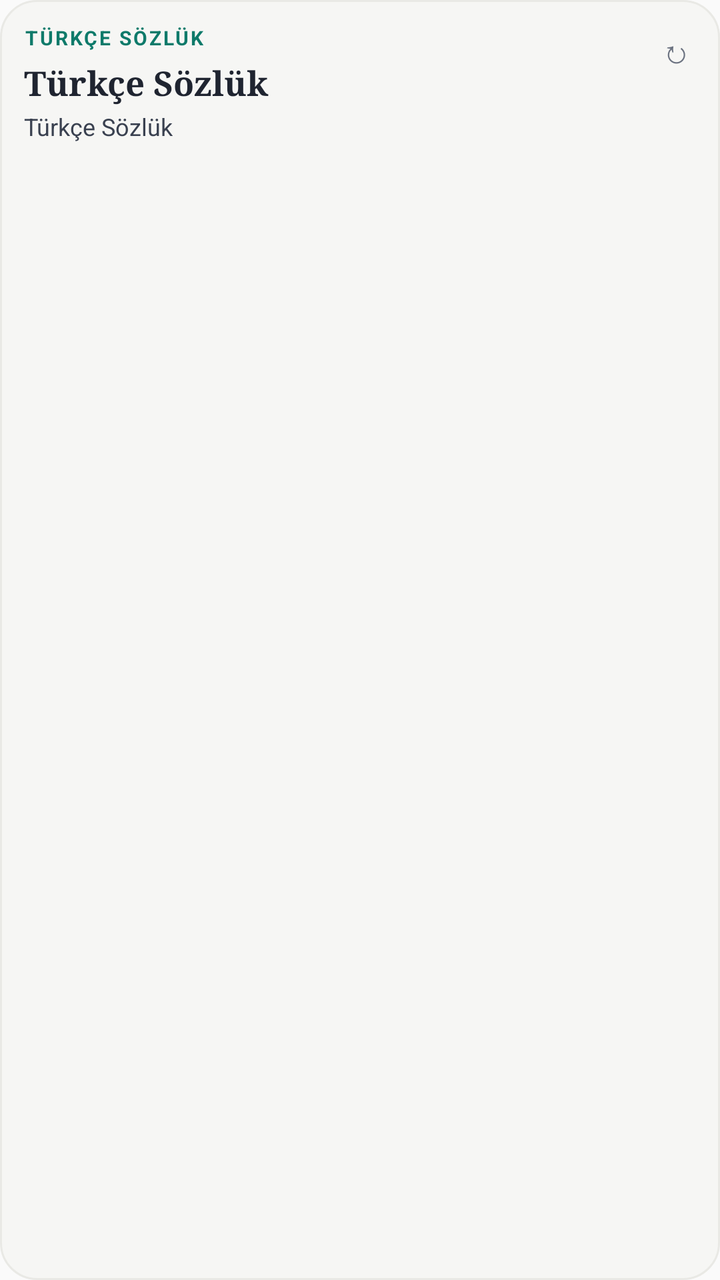
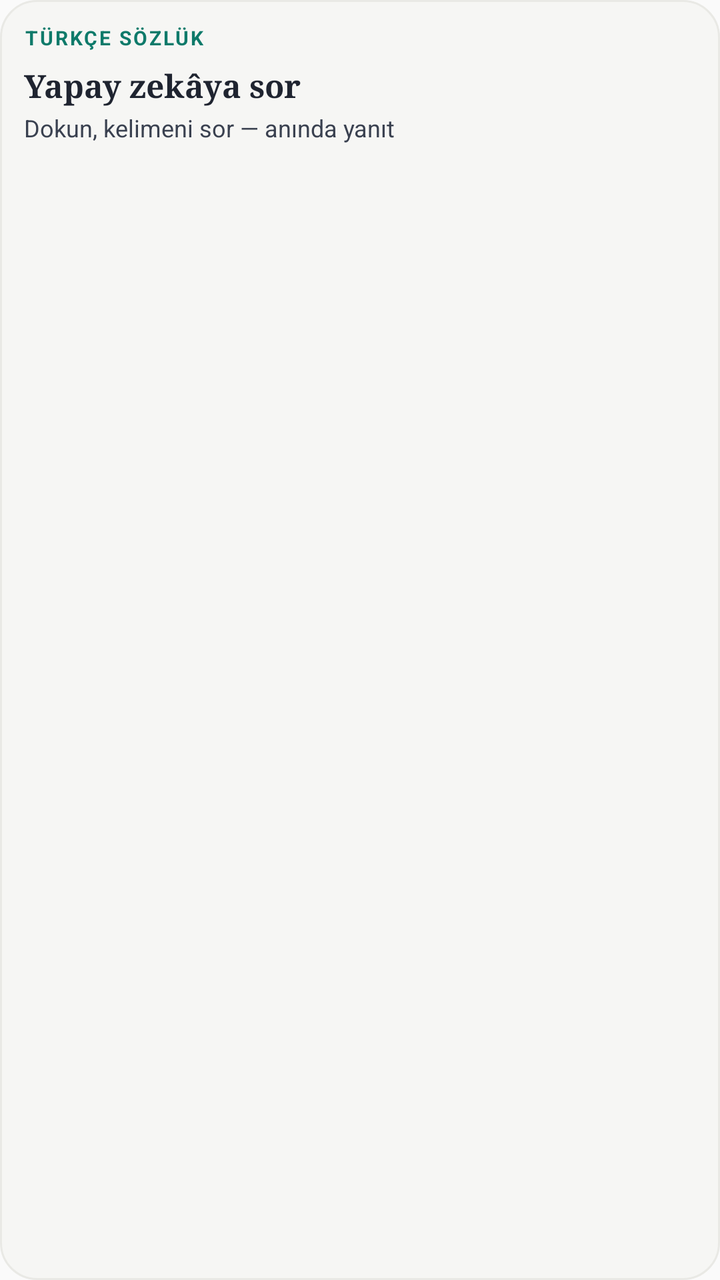

An Android layout rendered at two revisions. The XML below is the earlier revision; the diff shows what the commit changed to produce the second picture.
<!-- AndroidManifest.xml: application theme android:Theme.Material.Light.NoActionBar -->
<!-- res/layout/widget.xml -->
<?xml version="1.0" encoding="utf-8"?>
<RelativeLayout xmlns:android="http://schemas.android.com/apk/res/android"
    android:id="@+id/widget_kok"
    android:layout_width="match_parent"
    android:layout_height="match_parent"
    android:background="@drawable/widget_bg"
    android:padding="12dp">

    <TextView
        android:id="@+id/w_baslik"
        android:layout_width="wrap_content"
        android:layout_height="wrap_content"
        android:layout_alignParentTop="true"
        android:layout_alignParentStart="true"
        android:text="@string/widget_head"
        android:textColor="@color/teal"
        android:textSize="10sp"
        android:textStyle="bold"
        android:letterSpacing="0.1" />

    <TextView
        android:id="@+id/w_yeni"
        android:layout_width="wrap_content"
        android:layout_height="wrap_content"
        android:layout_alignParentTop="true"
        android:layout_alignParentEnd="true"
        android:text="↻"
        android:textColor="@color/muted"
        android:textSize="16sp"
        android:padding="2dp"
        android:contentDescription="Yeni kelime" />

    <TextView
        android:id="@+id/w_kelime"
        android:layout_width="match_parent"
        android:layout_height="wrap_content"
        android:layout_below="@id/w_baslik"
        android:layout_toStartOf="@id/w_yeni"
        android:layout_marginTop="4dp"
        android:fontFamily="serif"
        android:text="Türkçe Sözlük"
        android:textColor="@color/ink"
        android:textSize="17sp"
        android:textStyle="bold"
        android:singleLine="true"
        android:ellipsize="end" />

    <TextView
        android:id="@+id/w_anlam"
        android:layout_width="match_parent"
        android:layout_height="wrap_content"
        android:layout_below="@id/w_kelime"
        android:layout_marginTop="2dp"
        android:text="@string/app_name"
        android:textColor="@color/soft"
        android:textSize="12sp"
        android:maxLines="2"
        android:ellipsize="end" />
</RelativeLayout>
<!-- resources referenced by this layout -->
<resources>
  <color name="ink">#1f2430</color>
  <color name="muted">#6b7280</color>
  <color name="soft">#3a4150</color>
  <color name="teal">#0e7a6a</color>
  <!-- drawable widget_bg (drawable) -->
  <?xml version="1.0" encoding="utf-8"?>
  <shape xmlns:android="http://schemas.android.com/apk/res/android"
      android:shape="rectangle">
      <solid android:color="@color/paper" />
      <corners android:radius="18dp" />
      <stroke android:width="1dp" android:color="#e9e9e5" />
  </shape>
  <string name="app_name">Türkçe Sözlük</string>
  <string name="widget_head">TÜRKÇE SÖZLÜK</string>
  <color name="paper">#f6f6f4</color>
</resources>

<!-- the commit's change to res/layout/widget.xml (unified diff, before → after) -->
@@ -19,28 +19,15 @@
         android:letterSpacing="0.1" />
 
     <TextView
-        android:id="@+id/w_yeni"
-        android:layout_width="wrap_content"
-        android:layout_height="wrap_content"
-        android:layout_alignParentTop="true"
-        android:layout_alignParentEnd="true"
-        android:text="↻"
-        android:textColor="@color/muted"
-        android:textSize="16sp"
-        android:padding="2dp"
-        android:contentDescription="Yeni kelime" />
-
-    <TextView
         android:id="@+id/w_kelime"
         android:layout_width="match_parent"
         android:layout_height="wrap_content"
         android:layout_below="@id/w_baslik"
-        android:layout_toStartOf="@id/w_yeni"
-        android:layout_marginTop="4dp"
+        android:layout_marginTop="6dp"
         android:fontFamily="serif"
-        android:text="Türkçe Sözlük"
+        android:text="Yapay zekâya sor"
         android:textColor="@color/ink"
-        android:textSize="17sp"
+        android:textSize="16sp"
         android:textStyle="bold"
         android:singleLine="true"
         android:ellipsize="end" />
@@ -51,7 +38,7 @@
         android:layout_height="wrap_content"
         android:layout_below="@id/w_kelime"
         android:layout_marginTop="2dp"
-        android:text="@string/app_name"
+        android:text="Dokun, kelimeni sor — anında yanıt"
         android:textColor="@color/soft"
         android:textSize="12sp"
         android:maxLines="2"
<!-- resource entries referenced after the edit -->
@@ -1,7 +1,6 @@
 <!-- resources referenced by this layout -->
 <resources>
   <color name="ink">#1f2430</color>
-  <color name="muted">#6b7280</color>
   <color name="soft">#3a4150</color>
   <color name="teal">#0e7a6a</color>
   <!-- drawable widget_bg (drawable) -->
@@ -12,7 +11,6 @@
       <corners android:radius="18dp" />
       <stroke android:width="1dp" android:color="#e9e9e5" />
   </shape>
-  <string name="app_name">Türkçe Sözlük</string>
   <string name="widget_head">TÜRKÇE SÖZLÜK</string>
   <color name="paper">#f6f6f4</color>
 </resources>
